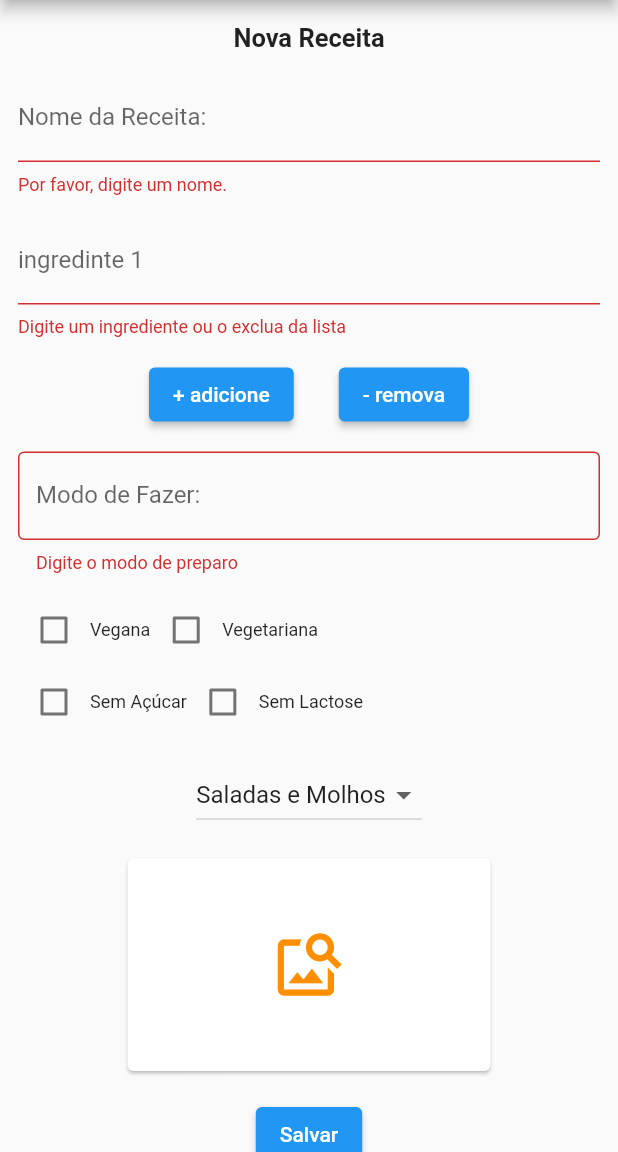
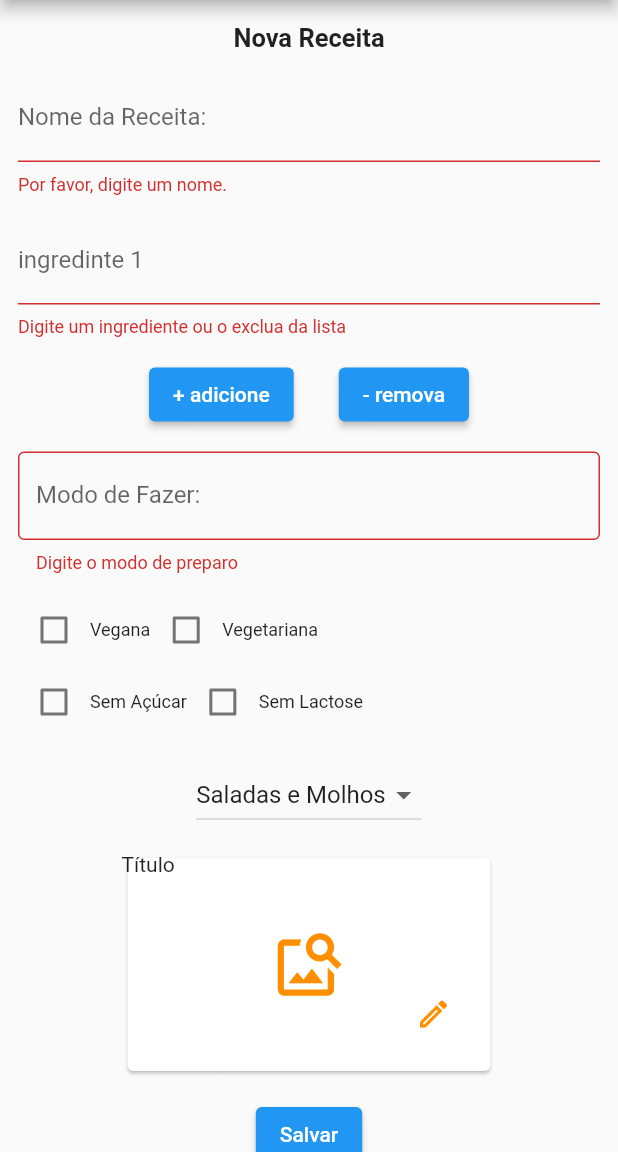
Before and after one commit to DaniellaMagalhaesSiqueira/flutter_mjv, a Flutter app: the FormPage screen opened by its route, after a tap on "Salvar", on a phone screen of 412 x 824 dp, the part 84-1236 px from its top. Run offline on Flutter 3.47's test engine with Material 2 defaults, Android fonts, the phone set to English and light mode, and no system bars; our stand-ins replace image_picker, shared_preferences; accounts and stored records are empty.

```diff
--- a/projeto_final/lib/app_routes.dart
+++ b/projeto_final/lib/app_routes.dart
@@ -2,15 +2,18 @@
 import 'package:flutter/material.dart';
 import 'package:projeto_final/pages/form/form_page.dart';
 import 'package:projeto_final/pages/home/home_page.dart';
+import 'package:projeto_final/pages/details/detail_page.dart';
 
 class AppRoutes {
   static String initialRoute = '/';
   static String formRoute = '/form';
+  static String detailRoute = '/detail';
 
   static Map<String, Widget Function(BuildContext)> routes() {
     return {
       initialRoute: (context) => const HomePage(),
       formRoute: (context) => const FormPage(),
+      detailRoute: (context) => const DetailPage(),
     };
   }
 }
--- a/projeto_final/lib/components/menu_bar_component.dart
+++ b/projeto_final/lib/components/menu_bar_component.dart
@@ -58,7 +58,7 @@ class MenuBarComponent extends StatelessWidget implements PreferredSizeWidget {
               icon: Icons.arrow_circle_left_outlined,
               onPressed: () {
                 final store = Provider.of<RecipeProvider>(context, listen: false);
-                store.recipeSelected = null;
+                store.clearSelections();
                 navegar(context, AppRoutes.initialRoute);
               },
             ),
--- a/projeto_final/lib/entities/recipe_entity.dart
+++ b/projeto_final/lib/entities/recipe_entity.dart
@@ -14,7 +14,7 @@ class RecipeEntity {
   bool isVegetarian;
   bool isMilkFree;
   CategoryEnum category;
-  String? image;
+  String image;
 
 
   RecipeEntity({
@@ -27,7 +27,7 @@ class RecipeEntity {
     this.isVegetarian = false,
     this.isMilkFree = false,
     required this.category,
-    this.image,
+    this.image = '',
   });
 
   factory RecipeEntity.fromJson(Map<String, dynamic> json){
--- a/projeto_final/lib/pages/form/form_components/box_image_component.dart
+++ b/projeto_final/lib/pages/form/form_components/box_image_component.dart
@@ -1,15 +1,83 @@
+import 'package:flutter/material.dart';
+import 'package:image_picker/image_picker.dart';
+import 'package:projeto_final/components/icon_button_component.dart';
+import 'package:projeto_final/providers/recipe_provider.dart';
+import 'package:provider/provider.dart';
+import '../../../services/image_service.dart';
 
+class BoxImageConponent extends StatefulWidget {
+  final String image;
+  final bool isEdit;
 
-import 'package:flutter/material.dart';
+  BoxImageConponent({super.key, this.image = '', required this.isEdit});
 
-class BoxImageConponent extends StatelessWidget {
+  @override
+  State<BoxImageConponent> createState() => _BoxImageConponentState();
+}
 
+late RecipeProvider store;
+late String _image;
 
+class _BoxImageConponentState extends State<BoxImageConponent> {
+  @override
+  void initState() {
+    store = Provider.of<RecipeProvider>(context, listen: false);
+    _image = widget.image;
+    super.initState();
+  }
 
-  const BoxImageConponent({super.key});
+  Widget putImage() {
+    if (_image != '') {
+      return Image.memory(
+        ImageService().decodeBase64(_image),
+        fit: BoxFit.cover,
+      );
+    }
+
+    return const Icon(Icons.image_search, size: 50);
+  }
+
+  insertImage() async {
+    final imageService = ImageService();
+    final image = await imageService.getImage(ImageSource.gallery);
+    if (image != null) {
+      final base64 = imageService.base64(await image.readAsBytes());
+      _image = base64;
+      if (_image != '') {
+        store.image = base64;
+      }
+    }
+  }
 
   @override
   Widget build(BuildContext context) {
-    return Container();
+    return Stack(
+      children: [
+        Container(
+          height: 150,
+          width: 250,
+          child: Card(
+            child: putImage(),
+          ),
+        ),
+        Positioned(
+          top: 0,
+          right: 0,
+          left: 0,
+          child: Container(
+            child: const Text('Título'),
+          ),
+        ),
+        Positioned(
+          bottom: 18,
+          right: 18,
+          child: IconButtonComponent(
+            icon: Icons.edit_outlined,
+            size: 24,
+            onPressed: insertImage,
+          ),
+        ),
+      ],
+    );
   }
 }
--- a/projeto_final/lib/pages/form/form_page.dart
+++ b/projeto_final/lib/pages/form/form_page.dart
@@ -2,13 +2,14 @@ import 'package:flutter/material.dart';
 import 'package:projeto_final/components/menu_bar_component.dart';
 import 'package:projeto_final/components/spacer_component.dart';
 import 'package:projeto_final/entities/category_enum.dart';
+import 'package:projeto_final/pages/form/form_components/box_image_component.dart';
 import 'package:projeto_final/pages/home/home_page.dart';
 import 'package:projeto_final/providers/recipe_provider.dart';
 import 'package:provider/provider.dart';
+import 'package:uuid/uuid.dart';
+
 import '../../entities/recipe_entity.dart';
-import '../../services/image_service.dart';
 import 'form_components/text_component.dart';
-import 'package:uuid/uuid.dart';
 
 class FormPage extends StatefulWidget {
   const FormPage({super.key});
@@ -18,6 +19,7 @@ class FormPage extends StatefulWidget {
 }
 
 class _FormPageState extends State<FormPage> {
+
   final List<DropdownMenuItem<CategoryEnum>> categories = CategoryEnum.values
       .map((e) => DropdownMenuItem<CategoryEnum>(
             value: e,
@@ -28,7 +30,6 @@ class _FormPageState extends State<FormPage> {
   final _formKey = GlobalKey<FormState>();
   TextEditingController? _titleController;
   TextEditingController? _discriptionController;
-  // ignore: prefer_final_fields
   List<TextEditingController>? _ingredientControllers;
   int _ingredientController = 1;
   late bool _isSugarFree = false;
@@ -46,29 +47,25 @@ class _FormPageState extends State<FormPage> {
   @override
   void initState() {
     super.initState();
-    // _titleController.text = '';
-    // _discriptionController.text = '';
     _isSugarFree = false;
     _isVegan = false;
     _isVegetarian = false;
     _isMilkFree = false;
     _category = CategoryEnum.salads;
-    _image = '';
     final storeNoListen = Provider.of<RecipeProvider>(context, listen: false);
-    // final RecipeEntity recipeByRoute = ModalRoute.of(context)?.settings.arguments as RecipeEntity;
-    // print(recipeByRoute.description);
     _ingredientControllers = [];
     final recipe = storeNoListen.recipeSelected;
     list = storeNoListen.listRecipes;
     if (recipe != null) {
+      isEdit = true;
       _recipe = recipe;
-      isEdit = true;
+      _image = recipe.image;
       _titleController = TextEditingController(text: recipe.title);
       _title = recipe.title;
       _discriptionController = TextEditingController(text: recipe.description);
       for (String ingredient in recipe.ingredients) {
         _ingredientControllers!.add(TextEditingController(text: ingredient));
-        _ingredientController ++;
+        _ingredientController++;
       }
       _isMilkFree = recipe.isMilkFree;
       _isSugarFree = recipe.isSugarFree;
@@ -76,6 +73,7 @@ class _FormPageState extends State<FormPage> {
       _isVegetarian = recipe.isVegetarian;
       _category = recipe.category;
     } else {
+      _image = '';
       _titleController = TextEditingController();
       _discriptionController = TextEditingController();
       _ingredientControllers!.add(TextEditingController());
@@ -102,7 +100,7 @@ class _FormPageState extends State<FormPage> {
     setState(() {
       if (_ingredientController > 1) {
         _ingredientController--;
-        _ingredientControllers!.removeAt(_ingredientController-1);
+        _ingredientControllers!.removeAt(_ingredientController - 1);
       }
     });
   }
@@ -110,9 +108,12 @@ class _FormPageState extends State<FormPage> {
   void handleSubmit(BuildContext context) {
     final isValido = _formKey.currentState!.validate();
     if (isValido) {
-      List<String> ingredients =
-          _ingredientControllers!.map((e) => e.text).toList();
-      final recipeAlterado = RecipeEntity(
+
+      List<String> ingredients = _ingredientControllers!.map((e) => e.text).toList();
+
+      _image = (store.image != '' ? store.image : _image)!;
+
+      final recipeChanged = RecipeEntity(
         uuid: isEdit ? _recipe.uuid : const Uuid().v4(),
         title: _titleController!.text,
         ingredients: ingredients,
@@ -126,49 +127,28 @@ class _FormPageState extends State<FormPage> {
       );
       setState(() {
         if (isEdit) {
-          list.map((e) {
-            if(e.uuid == recipeAlterado.uuid){
-              e = recipeAlterado;
-              print(CategoryStatic.getString(e.category));
-            }
-          },);
-          // store.changeRecipe(recipe);
-          // store.listRecipes.map(((e) {
-          //   if(e.uuid == recipe.uuid){
-          //     e = recipe;
-          //   }
-          // }));
+          int index =
+          list.indexWhere((element) => element.uuid == recipeChanged.uuid);
+          list[index] = recipeChanged;
         } else {
-          list.add(recipeAlterado);
+          list.add(recipeChanged);
         }
-          store.listRecipes = list;
+        store.listRecipes = list;
       });
-      store.recipeSelected = null;
+      store.clearSelections();
       Navigator.push(
           context, MaterialPageRoute(builder: (context) => const HomePage()));
+          String x = recipeChanged.uuid;
+    print("Uuid: $x");
+          x = recipeChanged.title;
+    print("title: $x");
+          x = recipeChanged.description;
+    print("description: $x");
+          x = CategoryStatic.getString(recipeChanged.category);
+    print("category: $x");
+          String? y = recipeChanged.image;
+    print("image: $y");
     }
-  }
-
-  insertImage() async {
-    // final pickerService = PickerService();
-    // final image = await pickerService.getImage(ImageSource.gallery);
-    // if (image != null) {
-    //   final base64 = pickerService.base64(await image.readAsBytes());
-    //   store.selecionado!.image = base64;
-    //   store.atualizarItemAfazer(idx!);
-    // }
-  }
-
-  Widget putImage() {
-    if (storeNoListen != null) {
-      if (storeNoListen!.recipeSelected != null) {
-        return Image.memory(
-          ImageService().decodeBase64(storeNoListen!.recipeSelected!.image!),
-          fit: BoxFit.cover,
-        );
-      }
-    }
-    return const Icon(Icons.image_search, size: 50);
   }
 
   @override
@@ -312,13 +292,14 @@ class _FormPageState extends State<FormPage> {
                     },
                   ),
                   const SpacerComponent(),
-                  Container(
-                    height: 150,
-                    width: 250,
-                    child: Card(
-                      child: putImage(),
-                    ),
-                  ),
+                  // Container(
+                  //   height: 150,
+                  //   width: 250,
+                  //   child: Card(
+                  //     child: putImage(),
+                  //   ),
+                  // ),
+                  BoxImageConponent(isEdit: isEdit, image: isEdit ? _image : '',),
                   const SpacerComponent(),
                   ElevatedButton(
                     onPressed: () {
--- a/projeto_final/lib/providers/recipe_provider.dart
+++ b/projeto_final/lib/providers/recipe_provider.dart
@@ -1,6 +1,5 @@
 import 'package:flutter/foundation.dart';
 import 'package:flutter/material.dart';
-import 'package:projeto_final/entities/category_enum.dart';
 import 'package:projeto_final/entities/recipe_entity.dart';
 import 'package:projeto_final/services/recipe_service.dart';
 
@@ -9,6 +8,7 @@ class RecipeProvider with ChangeNotifier {
 
   List<RecipeEntity> _listRecipes = [];
   RecipeEntity? _recipeSelected;
+  String? _image = '';
   // int? _index;
 
   RecipeProvider() {
@@ -25,26 +25,28 @@ class RecipeProvider with ChangeNotifier {
     notifyListeners();
   }
 
+  set image(String? image){
+    _image = image;
+    notifyListeners();
+  }
+
   List<RecipeEntity> get listRecipes => _listRecipes;
 
   RecipeEntity? get recipeSelected {
     return _recipeSelected;
   }
 
+  String? get image => _image;
+
   set recipeSelected(RecipeEntity? recipe){
     _recipeSelected = recipe;
     notifyListeners();
   }
 
-  // void changeRecipe(RecipeEntity recipe){
-  //   _listRecipes.map((e) {
-  //     if(e.uuid == recipe.uuid){
-  //       e = recipe;
-  //       print(e.uuid);
-  //       print(CategoryStatic.getString(e.category));
-  //     }
-  //   });
-  //   service.save(_listRecipes);
-  //   notifyListeners();
-  // }
+  void clearSelections(){
+    _image = '';
+    _recipeSelected = null;
+  }
+
+
 }
--- a/projeto_final/lib/services/image_service.dart
+++ b/projeto_final/lib/services/image_service.dart
@@ -7,7 +7,7 @@ import 'package:image_picker/image_picker.dart';
 
 class ImageService {
   static const int IMAGE_QUALITY = 70;
-  static const double MAX_WIDTH = 300, MAX_HEIGHT = 300;
+  static const double MAX_WIDTH = 250, MAX_HEIGHT = 150;
 
   Future<XFile?> getImage(ImageSource source) async{
     final picker = ImagePicker();
```
Also changed, not shown: projeto_final/lib/pages/details/detail_components/card_image_component.dart (added, +51 -0 lines), projeto_final/lib/pages/details/detail_components/restrictions_component.dart (added, +30 -0 lines), projeto_final/lib/pages/details/detail_page.dart (+99 -5 lines), projeto_final/lib/pages/form/form_components/checkbox_component.dart (deleted, +0 -40 lines), projeto_final/lib/pages/form/form_components/form_recipe_component.dart (deleted, +0 -15 lines), projeto_final/lib/pages/home/home_page.dart (+6 -3 lines), projeto_final/lib/styles/palette_style.dart (added, +12 -0 lines), projeto_final/lib/styles/palette_vegan.dart (added, +25 -0 lines), 1 other file.
